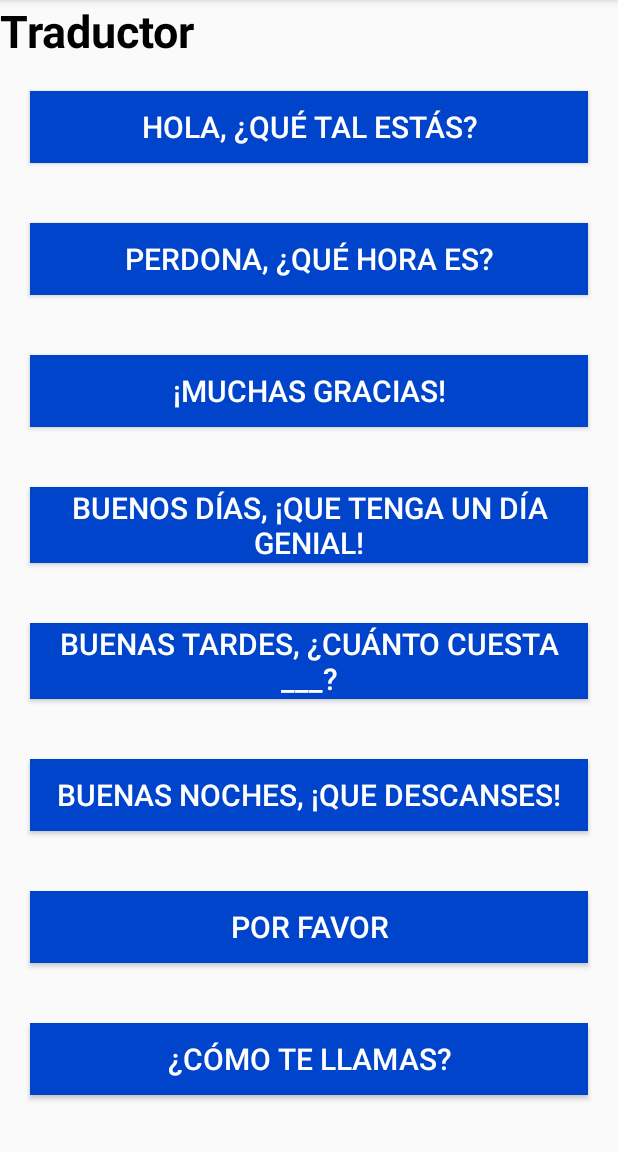
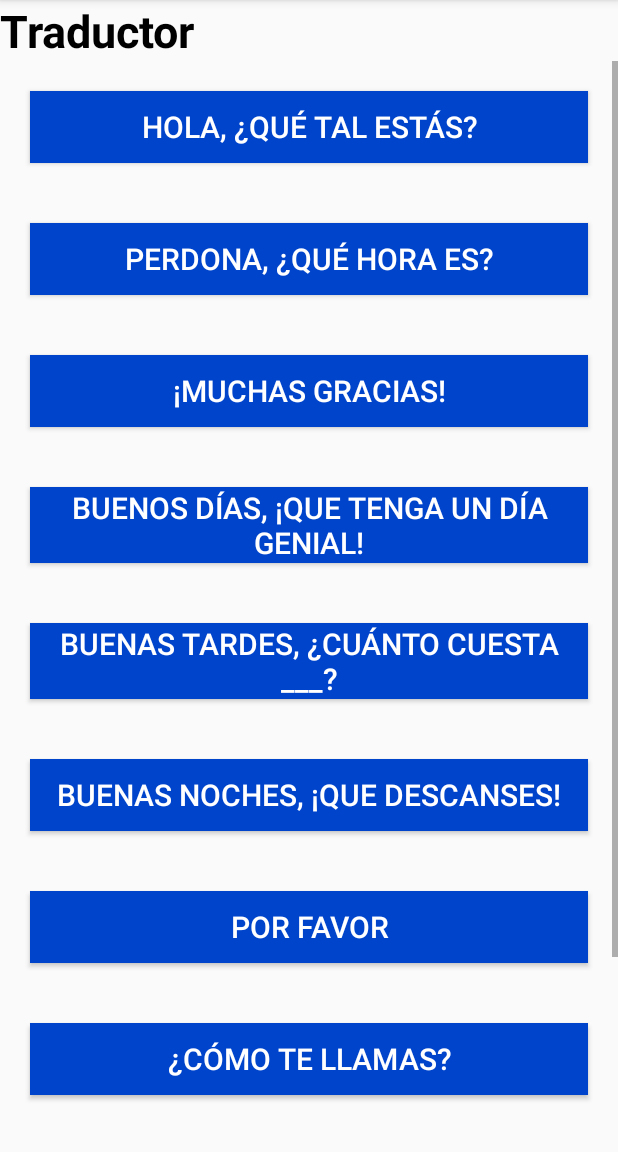
Before and after one commit to Knightkod/SignApp_Android, an Android app: the TraductorActivity screen opened directly, with no data from a screen before it, on a phone screen of 412 x 824 dp, the part 84-1236 px from its top. Run offline under Robolectric (Android 15) with nearby library versions, the light colour scheme and no system bars.

Commit message:
Añadidos cambios a las pantallas de selección de lenguaje, menu y traductor. Añadida UI del abecedario

```diff
--- a/SignApp/app/src/main/AndroidManifest.xml
+++ b/SignApp/app/src/main/AndroidManifest.xml
@@ -18,7 +18,8 @@
         </activity>
         <activity android:name=".MenuActivity" />
         <activity android:name=".GeninfoActivity" />
-        <activity android:name=".TraductorActivity"></activity>
+        <activity android:name=".TraductorActivity" />
+        <activity android:name=".AlphabetActivity"></activity>
     </application>
 
 </manifest>
--- a/SignApp/app/src/main/res/layout/activity_main.xml
+++ b/SignApp/app/src/main/res/layout/activity_main.xml
@@ -18,7 +18,8 @@
         android:text="@string/buttonMainEU"
         android:textColor="@color/buttonTextColor"
         android:textSize="@dimen/buttonTextSize"
-        android:background="@color/colorPrimary" />
+        android:background="@color/colorPrimary"
+        android:onClick="toMenu"/>
 
     <ImageView
         android:id="@+id/imageView"
@@ -36,5 +37,6 @@
         android:text="@string/buttonMainES"
         android:textColor="@color/buttonTextColor"
         android:textSize="@dimen/buttonTextSize"
-        android:background="@color/colorPrimary" />
+        android:background="@color/colorPrimary"
+        android:onClick="toMenu"/>
 </LinearLayout>
--- a/SignApp/app/src/main/res/layout/activity_traductor.xml
+++ b/SignApp/app/src/main/res/layout/activity_traductor.xml
@@ -13,7 +13,13 @@
         android:textSize="@dimen/titleSize"
         android:textColor="@color/textColor"
         android:textStyle="bold"/>
-
+<ScrollView
+    android:layout_width="match_parent"
+    android:layout_height="match_parent">
+    <LinearLayout
+        android:layout_width="match_parent"
+        android:layout_height="match_parent"
+        android:orientation="vertical">
     <Button
         android:id="@+id/buttonTraductVideo1"
         android:layout_width="match_parent"
@@ -23,7 +29,8 @@
         android:text="@string/fraseTrad1"
         android:textColor="@color/buttonTextColor"
         android:textSize="@dimen/buttonTextSize"
-        android:background="@color/colorPrimary" />
+        android:background="@color/colorPrimary"
+        android:onClick="viewVideo"/>
     <Button
         android:id="@+id/buttonTraductVideo2"
         android:layout_width="match_parent"
@@ -33,7 +40,8 @@
         android:text="@string/fraseTrad2"
         android:textColor="@color/buttonTextColor"
         android:textSize="@dimen/buttonTextSize"
-        android:background="@color/colorPrimary" />
+        android:background="@color/colorPrimary"
+        android:onClick="viewVideo" />
     <Button
         android:id="@+id/buttonTraductVideo3"
         android:layout_width="match_parent"
@@ -43,7 +51,8 @@
         android:text="@string/fraseTrad3"
         android:textColor="@color/buttonTextColor"
         android:textSize="@dimen/buttonTextSize"
-        android:background="@color/colorPrimary" />
+        android:background="@color/colorPrimary"
+        android:onClick="viewVideo"/>
     <Button
         android:id="@+id/buttonTraductVideo4"
         android:layout_width="match_parent"
@@ -53,7 +62,8 @@
         android:text="@string/fraseTrad4"
         android:textColor="@color/buttonTextColor"
         android:textSize="@dimen/buttonTextSize"
-        android:background="@color/colorPrimary" />
+        android:background="@color/colorPrimary"
+        android:onClick="viewVideo" />
     <Button
         android:id="@+id/buttonTraductVideo5"
         android:layout_width="match_parent"
@@ -63,7 +73,8 @@
         android:text="@string/fraseTrad5"
         android:textColor="@color/buttonTextColor"
         android:textSize="@dimen/buttonTextSize"
-        android:background="@color/colorPrimary" />
+        android:background="@color/colorPrimary"
+        android:onClick="viewVideo"/>
     <Button
         android:id="@+id/buttonTraductVideo6"
         android:layout_width="match_parent"
@@ -73,7 +84,8 @@
         android:text="@string/fraseTrad6"
         android:textColor="@color/buttonTextColor"
         android:textSize="@dimen/buttonTextSize"
-        android:background="@color/colorPrimary" />
+        android:background="@color/colorPrimary"
+        android:onClick="viewVideo"/>
     <Button
         android:id="@+id/buttonTraductVideo7"
         android:layout_width="match_parent"
@@ -83,7 +95,8 @@
         android:text="@string/fraseTrad7"
         android:textColor="@color/buttonTextColor"
         android:textSize="@dimen/buttonTextSize"
-        android:background="@color/colorPrimary" />
+        android:background="@color/colorPrimary"
+        android:onClick="viewVideo" />
     <Button
         android:id="@+id/buttonTraductVideo8"
         android:layout_width="match_parent"
@@ -93,7 +106,8 @@
         android:text="@string/fraseTrad8"
         android:textColor="@color/buttonTextColor"
         android:textSize="@dimen/buttonTextSize"
-        android:background="@color/colorPrimary" />
+        android:background="@color/colorPrimary"
+        android:onClick="viewVideo" />
     <Button
         android:id="@+id/buttonTraductVideo9"
         android:layout_width="match_parent"
@@ -103,7 +117,8 @@
         android:text="@string/fraseTrad9"
         android:textColor="@color/buttonTextColor"
         android:textSize="@dimen/buttonTextSize"
-        android:background="@color/colorPrimary" />
+        android:background="@color/colorPrimary"
+        android:onClick="viewVideo" />
     <Button
         android:id="@+id/buttonTraductVideo10"
         android:layout_width="match_parent"
@@ -113,7 +128,9 @@
         android:text="@string/fraseTrad10"
         android:textColor="@color/buttonTextColor"
         android:textSize="@dimen/buttonTextSize"
-        android:background="@color/colorPrimary" />
-
+        android:background="@color/colorPrimary"
+        android:onClick="viewVideo" />
+    </LinearLayout>
+</ScrollView>
 
 </LinearLayout>
```
Also changed, not shown: SignApp/app/src/main/res/layout/activity_alphabet.xml (added, +31 -0 lines), SignApp/app/src/main/res/layout/activity_menu.xml (+15 -10 lines).
